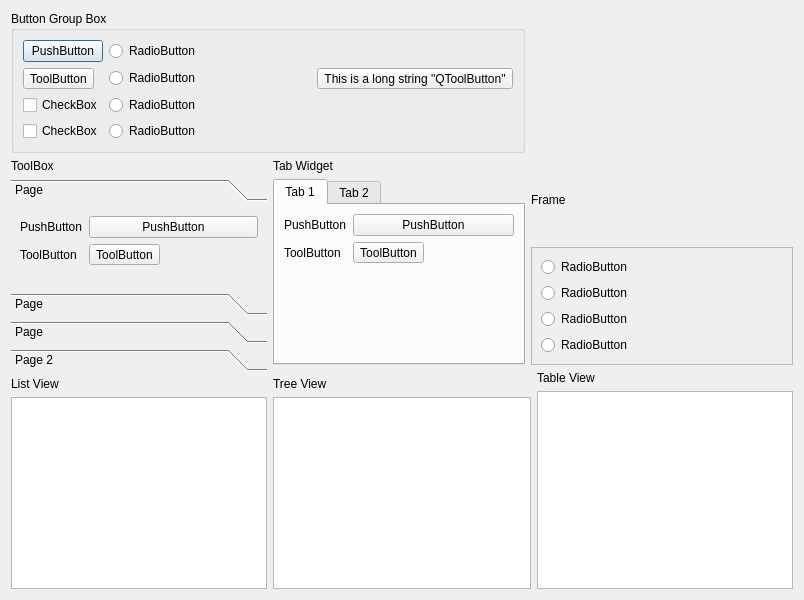
The window that code/_2_tutor_qt4_trolltech/_09_widget_and_dialog/bi_widgets.ui (TrinhHuuGiang/Learn-cpp-qt) describes before a commit, drawn with Qt 5.
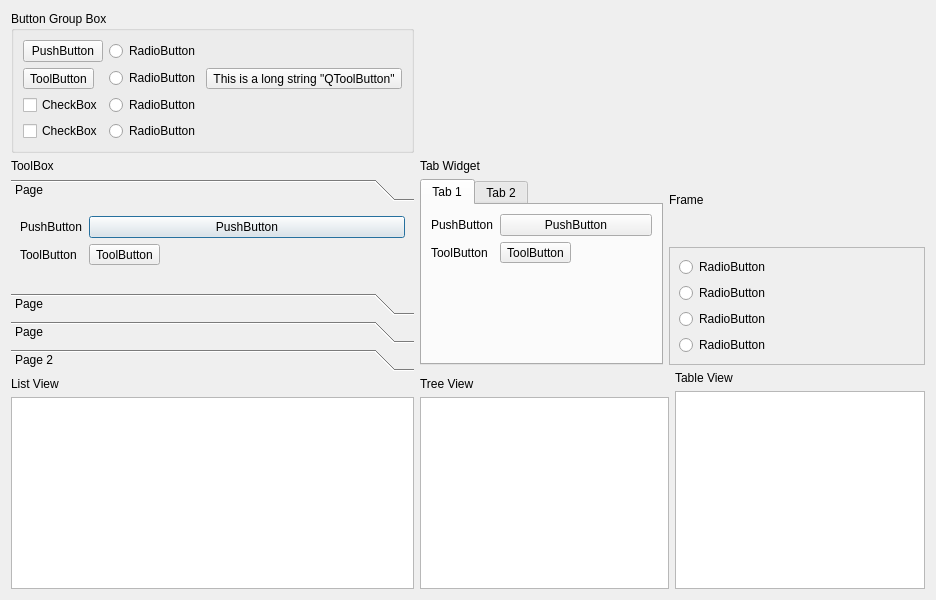
The same window after the commit.

Patch:
```diff
--- a/code/_2_tutor_qt4_trolltech/_09_widget_and_dialog/bi_widgets.ui
+++ b/code/_2_tutor_qt4_trolltech/_09_widget_and_dialog/bi_widgets.ui
@@ -6,7 +6,7 @@
    <rect>
     <x>0</x>
     <y>0</y>
-    <width>804</width>
+    <width>936</width>
     <height>600</height>
    </rect>
   </property>
@@ -14,78 +14,6 @@
    <string>Dialog</string>
   </property>
   <layout class="QGridLayout" name="gridLayout_2">
-   <item row="0" column="0" colspan="2">
-    <widget class="QGroupBox" name="groupBox">
-     <property name="title">
-      <string>Button Group Box</string>
-     </property>
-     <layout class="QGridLayout" name="gridLayout">
-      <item row="0" column="0">
-       <widget class="QPushButton" name="pushButton">
-        <property name="text">
-         <string>PushButton</string>
-        </property>
-       </widget>
-      </item>
-      <item row="0" column="1">
-       <widget class="QRadioButton" name="radioButton">
-        <property name="text">
-         <string>RadioButton</string>
-        </property>
-       </widget>
-      </item>
-      <item row="1" column="0">
-       <widget class="QToolButton" name="toolButton">
-        <property name="text">
-         <string>ToolButton</string>
-        </property>
-       </widget>
-      </item>
-      <item row="1" column="1">
-       <widget class="QRadioButton" name="radioButton_2">
-        <property name="text">
-         <string>RadioButton</string>
-        </property>
-       </widget>
-      </item>
-      <item row="1" column="2">
-       <widget class="QToolButton" name="toolButton_2">
-        <property name="text">
-         <string>This is a long string &quot;QToolButton&quot;</string>
-        </property>
-       </widget>
-      </item>
-      <item row="2" column="0">
-       <widget class="QCheckBox" name="checkBox">
-        <property name="text">
-         <string>CheckBox</string>
-        </property>
-       </widget>
-      </item>
-      <item row="2" column="1">
-       <widget class="QRadioButton" name="radioButton_3">
-        <property name="text">
-         <string>RadioButton</string>
-        </property>
-       </widget>
-      </item>
-      <item row="3" column="0">
-       <widget class="QCheckBox" name="checkBox_2">
-        <property name="text">
-         <string>CheckBox</string>
-        </property>
-       </widget>
-      </item>
-      <item row="3" column="1">
-       <widget class="QRadioButton" name="radioButton_4">
-        <property name="text">
-         <string>RadioButton</string>
-        </property>
-       </widget>
-      </item>
-     </layout>
-    </widget>
-   </item>
    <item row="1" column="0" rowspan="2">
     <layout class="QVBoxLayout" name="verticalLayout">
      <item>
@@ -105,7 +33,7 @@
          <rect>
           <x>0</x>
           <y>0</y>
-          <width>256</width>
+          <width>388</width>
           <height>70</height>
          </rect>
         </property>
@@ -337,6 +265,78 @@
      </item>
     </layout>
    </item>
+   <item row="0" column="0">
+    <widget class="QGroupBox" name="groupBox">
+     <property name="title">
+      <string>Button Group Box</string>
+     </property>
+     <layout class="QGridLayout" name="gridLayout">
+      <item row="0" column="0">
+       <widget class="QPushButton" name="pushButton">
+        <property name="text">
+         <string>PushButton</string>
+        </property>
+       </widget>
+      </item>
+      <item row="0" column="1">
+       <widget class="QRadioButton" name="radioButton">
+        <property name="text">
+         <string>RadioButton</string>
+        </property>
+       </widget>
+      </item>
+      <item row="1" column="0">
+       <widget class="QToolButton" name="toolButton">
+        <property name="text">
+         <string>ToolButton</string>
+        </property>
+       </widget>
+      </item>
+      <item row="1" column="1">
+       <widget class="QRadioButton" name="radioButton_2">
+        <property name="text">
+         <string>RadioButton</string>
+        </property>
+       </widget>
+      </item>
+      <item row="2" column="0">
+       <widget class="QCheckBox" name="checkBox">
+        <property name="text">
+         <string>CheckBox</string>
+        </property>
+       </widget>
+      </item>
+      <item row="2" column="1">
+       <widget class="QRadioButton" name="radioButton_3">
+        <property name="text">
+         <string>RadioButton</string>
+        </property>
+       </widget>
+      </item>
+      <item row="3" column="0">
+       <widget class="QCheckBox" name="checkBox_2">
+        <property name="text">
+         <string>CheckBox</string>
+        </property>
+       </widget>
+      </item>
+      <item row="3" column="1">
+       <widget class="QRadioButton" name="radioButton_4">
+        <property name="text">
+         <string>RadioButton</string>
+        </property>
+       </widget>
+      </item>
+      <item row="1" column="2">
+       <widget class="QToolButton" name="toolButton_2">
+        <property name="text">
+         <string>This is a long string &quot;QToolButton&quot;</string>
+        </property>
+       </widget>
+      </item>
+     </layout>
+    </widget>
+   </item>
   </layout>
  </widget>
  <resources/>
```
Left out of the diff: 6 changed lines with no effect on the pictures.
